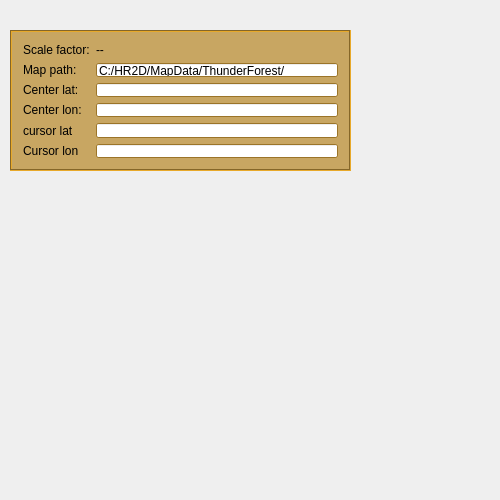
Afongamma/MapSample, file mainwindow.ui: the form before one commit.
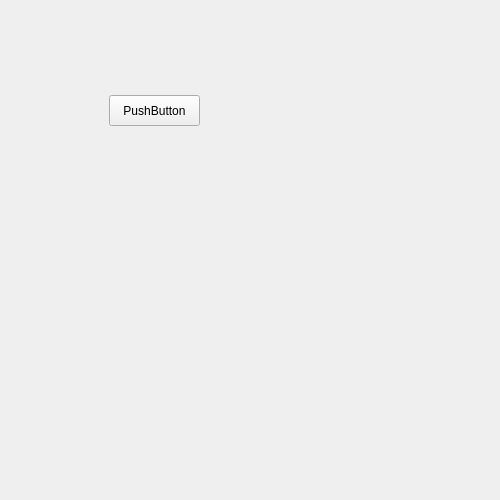
The form after the commit.

```diff
--- a/mainwindow.ui
+++ b/mainwindow.ui
@@ -14,525 +14,18 @@
    <string>MapViewer</string>
   </property>
   <widget class="QWidget" name="centralWidget">
-   <widget class="QFrame" name="frame">
+   <widget class="QPushButton" name="pushButton">
     <property name="geometry">
      <rect>
-      <x>10</x>
-      <y>30</y>
-      <width>341</width>
-      <height>141</height>
+      <x>109</x>
+      <y>95</y>
+      <width>91</width>
+      <height>31</height>
      </rect>
     </property>
-    <property name="palette">
-     <palette>
-      <active>
-       <colorrole role="WindowText">
-        <brush brushstyle="SolidPattern">
-         <color alpha="255">
-          <red>0</red>
-          <green>0</green>
-          <blue>0</blue>
-         </color>
-        </brush>
-       </colorrole>
-       <colorrole role="Button">
-        <brush brushstyle="SolidPattern">
-         <color alpha="150">
-          <red>173</red>
-          <green>115</green>
-          <blue>0</blue>
-         </color>
-        </brush>
-       </colorrole>
-       <colorrole role="Light">
-        <brush brushstyle="SolidPattern">
-         <color alpha="150">
-          <red>255</red>
-          <green>171</green>
-          <blue>4</blue>
-         </color>
-        </brush>
-       </colorrole>
-       <colorrole role="Midlight">
-        <brush brushstyle="SolidPattern">
-         <color alpha="150">
-          <red>214</red>
-          <green>143</green>
-          <blue>2</blue>
-         </color>
-        </brush>
-       </colorrole>
-       <colorrole role="Dark">
-        <brush brushstyle="SolidPattern">
-         <color alpha="150">
-          <red>86</red>
-          <green>57</green>
-          <blue>0</blue>
-         </color>
-        </brush>
-       </colorrole>
-       <colorrole role="Mid">
-        <brush brushstyle="SolidPattern">
-         <color alpha="150">
-          <red>115</red>
-          <green>76</green>
-          <blue>0</blue>
-         </color>
-        </brush>
-       </colorrole>
-       <colorrole role="Text">
-        <brush brushstyle="SolidPattern">
-         <color alpha="255">
-          <red>0</red>
-          <green>0</green>
-          <blue>0</blue>
-         </color>
-        </brush>
-       </colorrole>
-       <colorrole role="BrightText">
-        <brush brushstyle="SolidPattern">
-         <color alpha="255">
-          <red>255</red>
-          <green>255</green>
-          <blue>255</blue>
-         </color>
-        </brush>
-       </colorrole>
-       <colorrole role="ButtonText">
-        <brush brushstyle="SolidPattern">
-         <color alpha="255">
-          <red>0</red>
-          <green>0</green>
-          <blue>0</blue>
-         </color>
-        </brush>
-       </colorrole>
-       <colorrole role="Base">
-        <brush brushstyle="SolidPattern">
-         <color alpha="255">
-          <red>255</red>
-          <green>255</green>
-          <blue>255</blue>
-         </color>
-        </brush>
-       </colorrole>
-       <colorrole role="Window">
-        <brush brushstyle="SolidPattern">
-         <color alpha="150">
-          <red>173</red>
-          <green>115</green>
-          <blue>0</blue>
-         </color>
-        </brush>
-       </colorrole>
-       <colorrole role="Shadow">
-        <brush brushstyle="SolidPattern">
-         <color alpha="255">
-          <red>0</red>
-          <green>0</green>
-          <blue>0</blue>
-         </color>
-        </brush>
-       </colorrole>
-       <colorrole role="AlternateBase">
-        <brush brushstyle="SolidPattern">
-         <color alpha="202">
-          <red>214</red>
-          <green>185</green>
-          <blue>127</blue>
-         </color>
-        </brush>
-       </colorrole>
-       <colorrole role="ToolTipBase">
-        <brush brushstyle="SolidPattern">
-         <color alpha="255">
-          <red>255</red>
-          <green>255</green>
-          <blue>220</blue>
-         </color>
-        </brush>
-       </colorrole>
-       <colorrole role="ToolTipText">
-        <brush brushstyle="SolidPattern">
-         <color alpha="255">
-          <red>0</red>
-          <green>0</green>
-          <blue>0</blue>
-         </color>
-        </brush>
-       </colorrole>
-      </active>
-      <inactive>
-       <colorrole role="WindowText">
-        <brush brushstyle="SolidPattern">
-         <color alpha="255">
-          <red>0</red>
-          <green>0</green>
-          <blue>0</blue>
-         </color>
-        </brush>
-       </colorrole>
-       <colorrole role="Button">
-        <brush brushstyle="SolidPattern">
-         <color alpha="150">
-          <red>173</red>
-          <green>115</green>
-          <blue>0</blue>
-         </color>
-        </brush>
-       </colorrole>
-       <colorrole role="Light">
-        <brush brushstyle="SolidPattern">
-         <color alpha="150">
-          <red>255</red>
-          <green>171</green>
-          <blue>4</blue>
-         </color>
-        </brush>
-       </colorrole>
-       <colorrole role="Midlight">
-        <brush brushstyle="SolidPattern">
-         <color alpha="150">
-          <red>214</red>
-          <green>143</green>
-          <blue>2</blue>
-         </color>
-        </brush>
-       </colorrole>
-       <colorrole role="Dark">
-        <brush brushstyle="SolidPattern">
-         <color alpha="150">
-          <red>86</red>
-          <green>57</green>
-          <blue>0</blue>
-         </color>
-        </brush>
-       </colorrole>
-       <colorrole role="Mid">
-        <brush brushstyle="SolidPattern">
-         <color alpha="150">
-          <red>115</red>
-          <green>76</green>
-          <blue>0</blue>
-         </color>
-        </brush>
-       </colorrole>
-       <colorrole role="Text">
-        <brush brushstyle="SolidPattern">
-         <color alpha="255">
-          <red>0</red>
-          <green>0</green>
-          <blue>0</blue>
-         </color>
-        </brush>
-       </colorrole>
-       <colorrole role="BrightText">
-        <brush brushstyle="SolidPattern">
-         <color alpha="255">
-          <red>255</red>
-          <green>255</green>
-          <blue>255</blue>
-         </color>
-        </brush>
-       </colorrole>
-       <colorrole role="ButtonText">
-        <brush brushstyle="SolidPattern">
-         <color alpha="255">
-          <red>0</red>
-          <green>0</green>
-          <blue>0</blue>
-         </color>
-        </brush>
-       </colorrole>
-       <colorrole role="Base">
-        <brush brushstyle="SolidPattern">
-         <color alpha="255">
-          <red>255</red>
-          <green>255</green>
-          <blue>255</blue>
-         </color>
-        </brush>
-       </colorrole>
-       <colorrole role="Window">
-        <brush brushstyle="SolidPattern">
-         <color alpha="150">
-          <red>173</red>
-          <green>115</green>
-          <blue>0</blue>
-         </color>
-        </brush>
-       </colorrole>
-       <colorrole role="Shadow">
-        <brush brushstyle="SolidPattern">
-         <color alpha="255">
-          <red>0</red>
-          <green>0</green>
-          <blue>0</blue>
-         </color>
-        </brush>
-       </colorrole>
-       <colorrole role="AlternateBase">
-        <brush brushstyle="SolidPattern">
-         <color alpha="202">
-          <red>214</red>
-          <green>185</green>
-          <blue>127</blue>
-         </color>
-        </brush>
-       </colorrole>
-       <colorrole role="ToolTipBase">
-        <brush brushstyle="SolidPattern">
-         <color alpha="255">
-          <red>255</red>
-          <green>255</green>
-          <blue>220</blue>
-         </color>
-        </brush>
-       </colorrole>
-       <colorrole role="ToolTipText">
-        <brush brushstyle="SolidPattern">
-         <color alpha="255">
-          <red>0</red>
-          <green>0</green>
-          <blue>0</blue>
-         </color>
-        </brush>
-       </colorrole>
-      </inactive>
-      <disabled>
-       <colorrole role="WindowText">
-        <brush brushstyle="SolidPattern">
-         <color alpha="150">
-          <red>86</red>
-          <green>57</green>
-          <blue>0</blue>
-         </color>
-        </brush>
-       </colorrole>
-       <colorrole role="Button">
-        <brush brushstyle="SolidPattern">
-         <color alpha="150">
-          <red>173</red>
-          <green>115</green>
-          <blue>0</blue>
-         </color>
-        </brush>
-       </colorrole>
-       <colorrole role="Light">
-        <brush brushstyle="SolidPattern">
-         <color alpha="150">
-          <red>255</red>
-          <green>171</green>
-          <blue>4</blue>
-         </color>
-        </brush>
-       </colorrole>
-       <colorrole role="Midlight">
-        <brush brushstyle="SolidPattern">
-         <color alpha="150">
-          <red>214</red>
-          <green>143</green>
-          <blue>2</blue>
-         </color>
-        </brush>
-       </colorrole>
-       <colorrole role="Dark">
-        <brush brushstyle="SolidPattern">
-         <color alpha="150">
-          <red>86</red>
-          <green>57</green>
-          <blue>0</blue>
-         </color>
-        </brush>
-       </colorrole>
-       <colorrole role="Mid">
-        <brush brushstyle="SolidPattern">
-         <color alpha="150">
-          <red>115</red>
-          <green>76</green>
-          <blue>0</blue>
-         </color>
-        </brush>
-       </colorrole>
-       <colorrole role="Text">
-        <brush brushstyle="SolidPattern">
-         <color alpha="150">
-          <red>86</red>
-          <green>57</green>
-          <blue>0</blue>
-         </color>
-        </brush>
-       </colorrole>
-       <colorrole role="BrightText">
-        <brush brushstyle="SolidPattern">
-         <color alpha="255">
-          <red>255</red>
-          <green>255</green>
-          <blue>255</blue>
-         </color>
-        </brush>
-       </colorrole>
-       <colorrole role="ButtonText">
-        <brush brushstyle="SolidPattern">
-         <color alpha="150">
-          <red>86</red>
-          <green>57</green>
-          <blue>0</blue>
-         </color>
-        </brush>
-       </colorrole>
-       <colorrole role="Base">
-        <brush brushstyle="SolidPattern">
-         <color alpha="150">
-          <red>173</red>
-          <green>115</green>
-          <blue>0</blue>
-         </color>
-        </brush>
-       </colorrole>
-       <colorrole role="Window">
-        <brush brushstyle="SolidPattern">
-         <color alpha="150">
-          <red>173</red>
-          <green>115</green>
-          <blue>0</blue>
-         </color>
-        </brush>
-       </colorrole>
-       <colorrole role="Shadow">
-        <brush brushstyle="SolidPattern">
-         <color alpha="255">
-          <red>0</red>
-          <green>0</green>
-          <blue>0</blue>
-         </color>
-        </brush>
-       </colorrole>
-       <colorrole role="AlternateBase">
-        <brush brushstyle="SolidPattern">
-         <color alpha="150">
-          <red>173</red>
-          <green>115</green>
-          <blue>0</blue>
-         </color>
-        </brush>
-       </colorrole>
-       <colorrole role="ToolTipBase">
-        <brush brushstyle="SolidPattern">
-         <color alpha="255">
-          <red>255</red>
-          <green>255</green>
-          <blue>220</blue>
-         </color>
-        </brush>
-       </colorrole>
-       <colorrole role="ToolTipText">
-        <brush brushstyle="SolidPattern">
-         <color alpha="255">
-          <red>0</red>
-          <green>0</green>
-          <blue>0</blue>
-         </color>
-        </brush>
-       </colorrole>
-      </disabled>
-     </palette>
+    <property name="text">
+     <string>PushButton</string>
     </property>
-    <property name="autoFillBackground">
-     <bool>true</bool>
-    </property>
-    <property name="frameShape">
-     <enum>QFrame::Box</enum>
-    </property>
-    <property name="frameShadow">
-     <enum>QFrame::Sunken</enum>
-    </property>
-    <layout class="QFormLayout" name="formLayout">
-     <item row="0" column="0">
-      <widget class="QLabel" name="label">
-       <property name="text">
-        <string>Scale factor:</string>
-       </property>
-      </widget>
-     </item>
-     <item row="1" column="0">
-      <widget class="QLabel" name="label_2">
-       <property name="text">
-        <string>Map path:</string>
-       </property>
-      </widget>
-     </item>
-     <item row="1" column="1">
-      <widget class="QLineEdit" name="lineEdit">
-       <property name="text">
-        <string>C:/HR2D/MapData/ThunderForest/</string>
-       </property>
-      </widget>
-     </item>
-     <item row="0" column="1">
-      <widget class="QLabel" name="label_scale">
-       <property name="text">
-        <string>--</string>
-       </property>
-      </widget>
-     </item>
-     <item row="2" column="0">
-      <widget class="QLabel" name="label_3">
-       <property name="text">
-        <string>Center lat:</string>
-       </property>
-      </widget>
-     </item>
-     <item row="3" column="0">
-      <widget class="QLabel" name="label_4">
-       <property name="text">
-        <string>Center lon:</string>
-       </property>
-      </widget>
-     </item>
-     <item row="2" column="1">
-      <widget class="QLineEdit" name="lineEdit_lat">
-       <property name="text">
-        <string/>
-       </property>
-      </widget>
-     </item>
-     <item row="3" column="1">
-      <widget class="QLineEdit" name="lineEdit_lon">
-       <property name="text">
-        <string/>
-       </property>
-      </widget>
-     </item>
-     <item row="4" column="0">
-      <widget class="QLabel" name="label_5">
-       <property name="text">
-        <string>cursor lat</string>
-       </property>
-      </widget>
-     </item>
-     <item row="5" column="0">
-      <widget class="QLabel" name="label_6">
-       <property name="text">
-        <string>Cursor lon</string>
-       </property>
-      </widget>
-     </item>
-     <item row="4" column="1">
-      <widget class="QLineEdit" name="lineEdit_cursor_lat">
-       <property name="text">
-        <string/>
-       </property>
-      </widget>
-     </item>
-     <item row="5" column="1">
-      <widget class="QLineEdit" name="lineEdit_cursor_lon">
-       <property name="text">
-        <string/>
-       </property>
-      </widget>
-     </item>
-    </layout>
    </widget>
   </widget>
  </widget>
```
